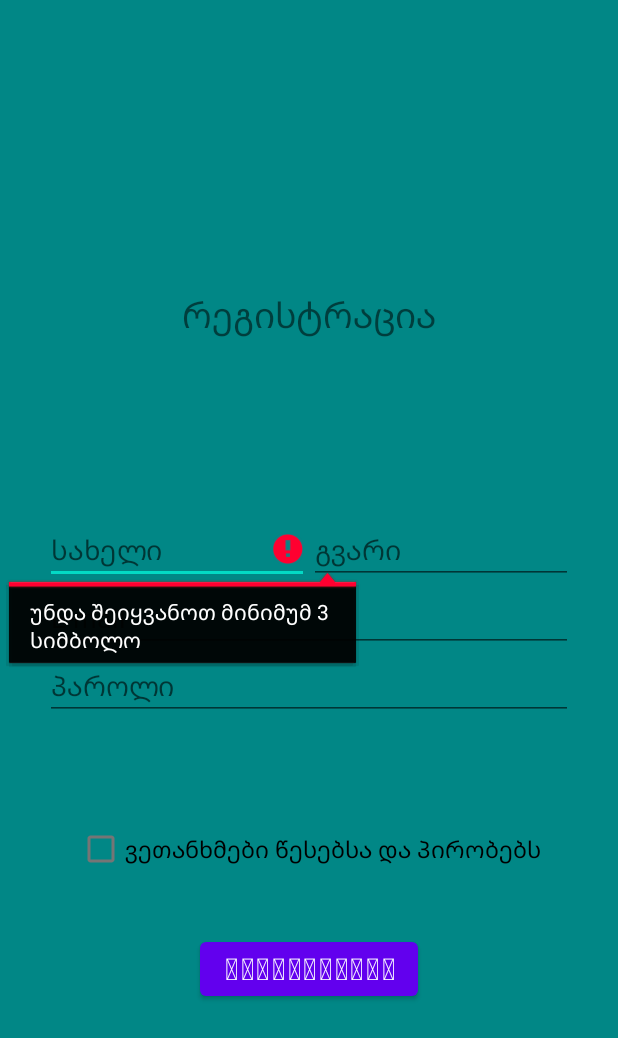
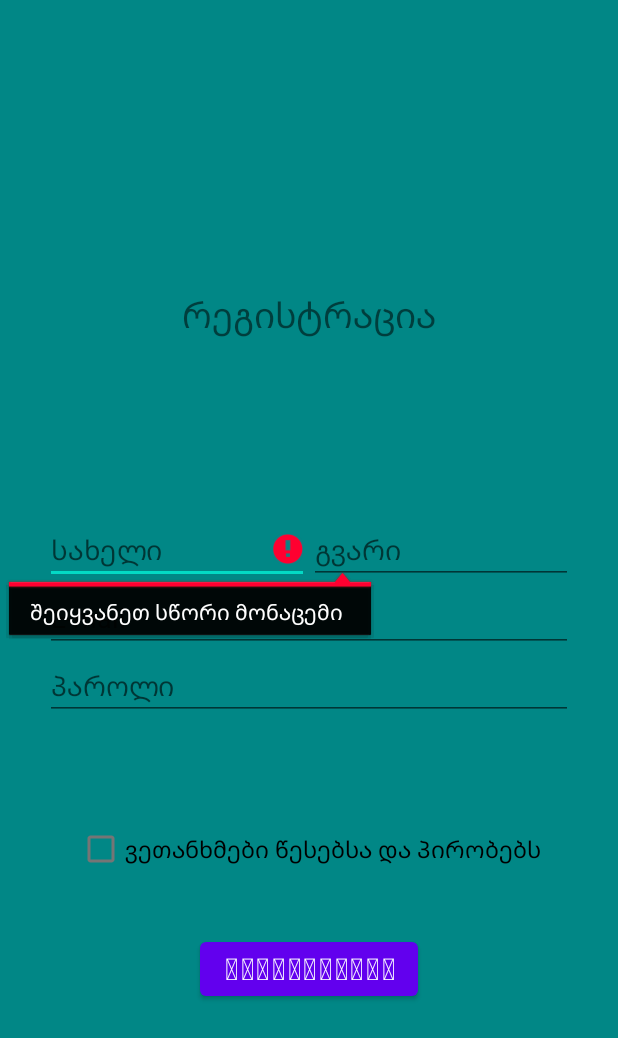
Before and after one commit to lizajean23/registracia1, an Android app: the screen it shows after launch (MainActivity), after a tap on "ᲠᲔᲒᲘᲡᲢᲠᲐᲪᲘᲐ", on a phone screen of 412 x 824 dp. Shown: the top 1038 px of the screen. Run offline under Robolectric (Android 15) with nearby library versions, the phone set to English and light mode, and no system bars.

Commit message:
first commit

```diff
--- a/app/src/main/java/com/example/myapplication/MainActivity.kt
+++ b/app/src/main/java/com/example/myapplication/MainActivity.kt
@@ -7,6 +7,7 @@ import android.widget.CheckBox
 import android.widget.EditText
 import android.widget.Toast
 import androidx.appcompat.app.ActionBar
+import java.util.regex.Pattern.compile
 
 class MainActivity : AppCompatActivity() {
     private lateinit var button: Button
@@ -17,42 +18,60 @@ class MainActivity : AppCompatActivity() {
     private lateinit var checkBox: CheckBox
 
 
-    override fun onCreate(savedInstanceState: Bundle?) {
+
+
+                override fun onCreate(savedInstanceState: Bundle?) {
         super.onCreate(savedInstanceState)
         setContentView(R.layout.activity_main)
         val actionBar: ActionBar? = supportActionBar
         actionBar?.hide()
+
+            var emailRegex = compile(
+                "[a-zA-Z0-9\\+\\.\\_\\%\\-\\+]{1,256}" +
+                        "\\@" +
+                        "[a-zA-Z0-9][a-zA-Z0-9\\-]{0,64}" +
+                        "(" +
+                        "\\." +
+                        "[a-zA-Z0-9][a-zA-Z0-9\\-]{0,25}" +
+                        ")+")
+            val symbols = "0123456789"
+
+
+
 
         name = findViewById(R.id.name)
         lastName = findViewById(R.id.lastName)
         email = findViewById(R.id.email)
         password = findViewById(R.id.password)
         checkBox = findViewById(R.id.checkBox)
-        button =findViewById(R.id.button)
+        button = findViewById(R.id.button)
+
 
 
             button.setOnClickListener{
-                if (name.length() < 3 ){
-                    name.error = "უნდა შეიყვანოთ მინიმუმ 3 სიმბოლო"
+                if (name.length() < 3 || !name.text.any { it.isLetter() }){
+                    name.error = "შეიყვანეთ სწორი მონაცემი "
                     return@setOnClickListener
                 }
-                if (lastName.length() < 5){
-                    lastName.error = "უნდა შეიყვანოთ მინიმუმ 5 სიმბოლო"
+                else if (lastName.length() < 5 || !lastName.text.any { it.isLetter() }){
+                    lastName.error = "შეიყვანეთ სწორი მონაცემი"
                     return@setOnClickListener
                 }
-                if ("@" !in email.text.toString() || "." !in email.text.toString()){
+                else if (!(emailRegex.matcher(email.text).matches())){
                     email.error = "შეიყვანეთ სწორი email"
                     return@setOnClickListener
+
                 }
-                if(password.length() < 8 ){
-                    password.error = "შეიყვანეთ მინიმუმ 8 სიმბოლო"
+                else if(password.length() < 8 || !(password.text.any{it in symbols})){
+                    password.error = "შეიყვანეთ მინიმუმ 8 სიმბოლო და ერთი ციფრი"
                     return@setOnClickListener
                 }
-                if(!(checkBox.isChecked)){
+                else if(!(checkBox.isChecked)){
                     checkBox.error = "გთხოვთ მონიშნეთ ველი"
                     return@setOnClickListener
 
                 }
+
 
                 Toast.makeText(this, "თქვენ წარმატებით გაიარეთ რეგისტრაცია", Toast.LENGTH_SHORT).show()
 
@@ -60,4 +79,5 @@ class MainActivity : AppCompatActivity() {
 
 
     }
+
 }
--- a/app/src/main/res/layout/activity_main.xml
+++ b/app/src/main/res/layout/activity_main.xml
@@ -47,8 +47,8 @@
             android:layout_width="wrap_content"
             android:layout_height="wrap_content"
             android:ems="10"
-            android:inputType="textEmailAddress"
-            android:hint="E-mail" />
+            android:hint="E-mail"
+            android:inputType="textEmailAddress" />
 
         <EditText
             android:id="@+id/password"
```
